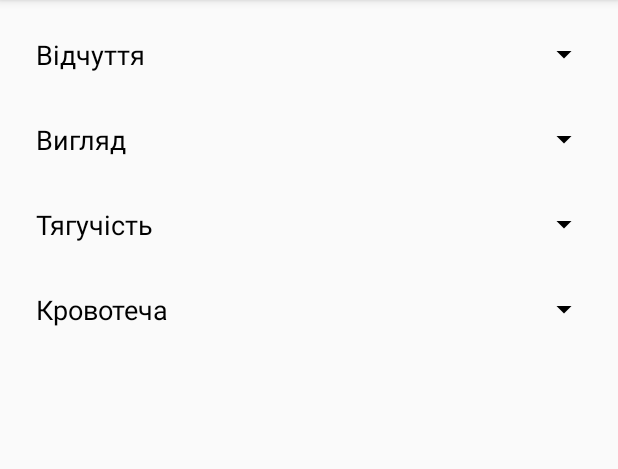
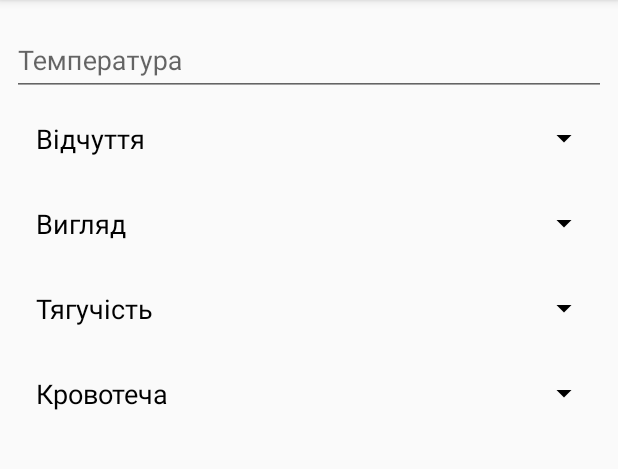
Before and after one commit to akrupych/CreightonModel, an Android app: the screen it shows after launch (MainActivity), on a phone screen of 412 x 824 dp, the part 84-553 px from its top. Run offline under Robolectric (Android 15) with nearby library versions, the phone set to English and light mode, and no system bars; our stand-ins replace Firebase (no records; nobody signed in at launch, a user with empty details on screens opened directly).

Commit message:
temperature recording

```diff
--- a/app/src/main/java/akrupych/creightonmodel/MainActivity.kt
+++ b/app/src/main/java/akrupych/creightonmodel/MainActivity.kt
@@ -10,16 +10,19 @@ class MainActivity : AppCompatActivity() {
     override fun onCreate(savedInstanceState: Bundle?) {
         super.onCreate(savedInstanceState)
         setContentView(R.layout.activity_main)
+        contentView.requestFocus()
         bloodDropdown.setOnClickListener { toggleBloodDropdown() }
         feelingsDropdown.setOnClickListener { toggleFeelingsDropdown() }
         lookDropdown.setOnClickListener { toggleLookDropdown() }
         stretchDropdown.setOnClickListener { toggleStretchDropdown() }
-        testFirebase()
+//        testFirebase()
     }
 
     private fun testFirebase() {
-        val records = FirebaseDatabase.getInstance().reference.child("records")
-        records.child(records.push().key).setValue(Record())
+        val database = FirebaseDatabase.getInstance().reference
+        val key = System.currentTimeMillis().toString()
+        database.child("excretion").child(key).setValue("10KL")
+        database.child("temperature").child(key).setValue("36.6")
     }
 
     private fun toggleBloodDropdown() {
--- a/app/src/main/java/akrupych/creightonmodel/Record.kt
+++ /dev/null
@@ -1,6 +0,0 @@
-package akrupych.creightonmodel
-
-data class Record(
-        val time: Long = System.currentTimeMillis(),
-        val value: String = "testValue"
-)
--- a/app/src/main/res/layout/activity_main.xml
+++ b/app/src/main/res/layout/activity_main.xml
@@ -2,14 +2,29 @@
 <ScrollView xmlns:android="http://schemas.android.com/apk/res/android"
     xmlns:tools="http://schemas.android.com/tools"
     android:layout_width="match_parent"
-    android:layout_height="match_parent">
+    android:layout_height="match_parent"
+    tools:ignore="RtlHardcoded">
 
     <LinearLayout
+        android:id="@+id/contentView"
         android:layout_width="match_parent"
         android:layout_height="wrap_content"
         android:orientation="vertical"
-        android:padding="8dp"
-        tools:ignore="RtlHardcoded">
+        android:focusableInTouchMode="true"
+        android:padding="8dp">
+
+        <android.support.design.widget.TextInputLayout
+            android:layout_width="match_parent"
+            android:layout_height="wrap_content">
+
+            <android.support.design.widget.TextInputEditText
+                android:id="@+id/temperatureEditText"
+                android:layout_width="match_parent"
+                android:layout_height="wrap_content"
+                android:hint="@string/temperature"
+                android:inputType="numberDecimal" />
+
+        </android.support.design.widget.TextInputLayout>
 
         <TextView
             android:id="@+id/feelingsDropdown"
--- a/app/src/main/res/values/strings.xml
+++ b/app/src/main/res/values/strings.xml
@@ -1,5 +1,7 @@
 <resources>
     <string name="app_name">Creighton</string>
+
+    <string name="temperature">Температура</string>
 
     <string name="blood">Кровотеча</string>
     <string name="brown">Коричневе або чорне плямлення (B)</string>
```
Also changed, not shown: app/build.gradle (+9 -6 lines).
